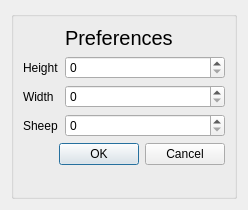
Qt form CSettingsDialog.ui (katecpp/sheep_sweeper) before a commit.
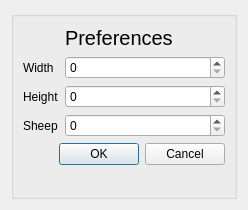
The same form after that commit.

Patch:
```diff
--- a/CSettingsDialog.ui
+++ b/CSettingsDialog.ui
@@ -32,7 +32,7 @@
       <item row="1" column="0">
        <widget class="QLabel" name="label">
         <property name="text">
-         <string>Height</string>
+         <string>Width</string>
         </property>
        </widget>
       </item>
@@ -42,7 +42,7 @@
       <item row="2" column="0">
        <widget class="QLabel" name="label_2">
         <property name="text">
-         <string>Width</string>
+         <string>Height</string>
         </property>
        </widget>
       </item>
```
